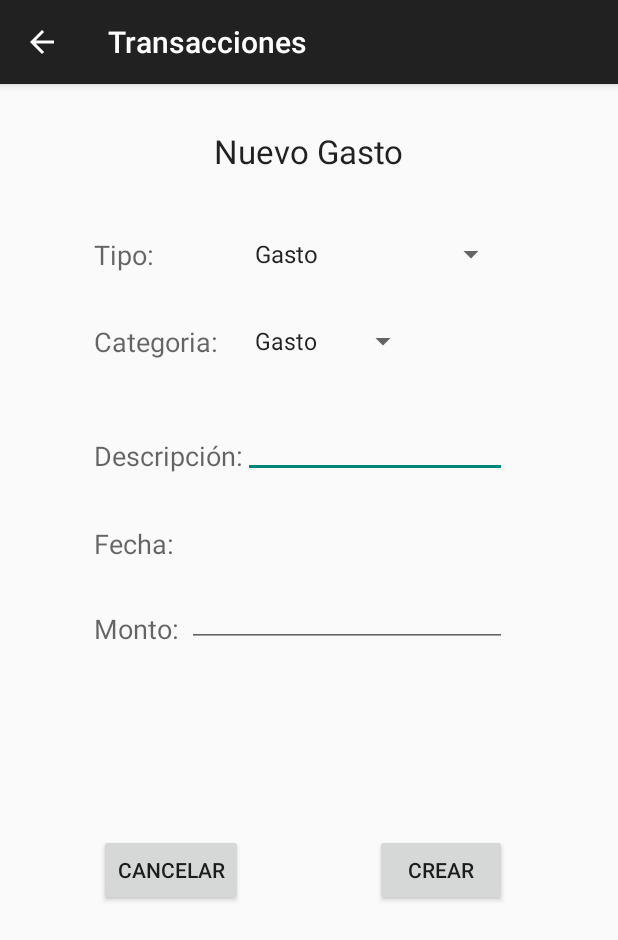
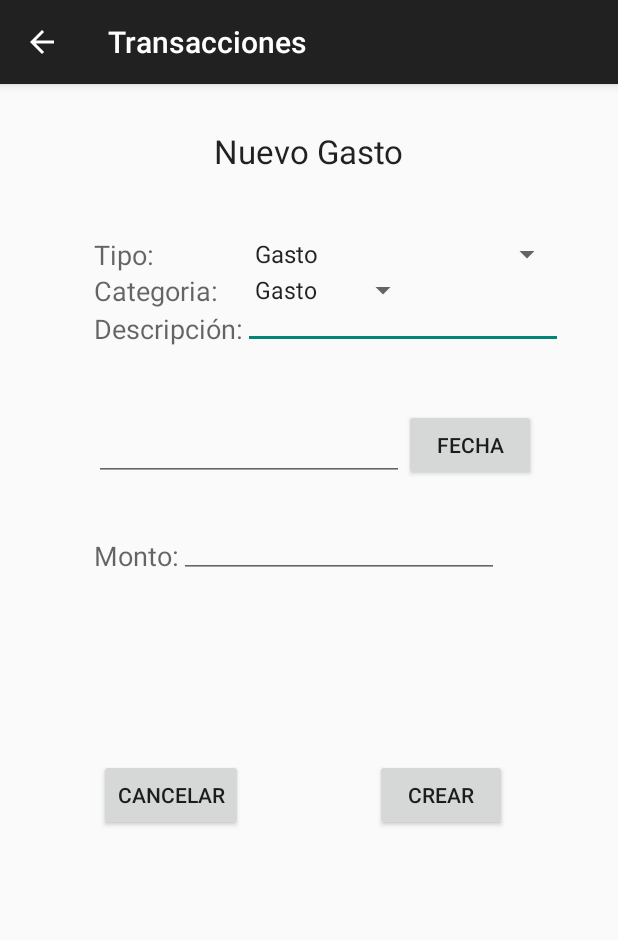
Before and after one commit to WilliamAvila/Money-Control, an Android app: the CreateGastoIngresoActivity screen opened directly, with no data from a screen before it, on a phone screen of 412 x 824 dp. Shown: the top 940 px of the screen. Run offline under Robolectric (Android 15) with nearby library versions, the phone set to English and light mode, and no system bars.

Commit message:
Date picker

```diff
--- a/app/src/main/java/com/example/william/moneycontrol/CreateGastoIngresoActivity.java
+++ b/app/src/main/java/com/example/william/moneycontrol/CreateGastoIngresoActivity.java
@@ -1,6 +1,10 @@
 package com.example.william.moneycontrol;
 
+import android.app.Activity;
+import android.app.DatePickerDialog;
+import android.app.TimePickerDialog;
 import android.content.ContentValues;
+import android.content.DialogInterface;
 import android.database.sqlite.SQLiteDatabase;
 import android.os.Bundle;
 import android.support.v7.app.ActionBar;
@@ -9,16 +13,19 @@ import android.view.MenuItem;
 import android.view.View;
 import android.widget.ArrayAdapter;
 import android.widget.Button;
+import android.widget.DatePicker;
 import android.widget.EditText;
 import android.widget.Spinner;
+import android.widget.TimePicker;
 import android.widget.Toast;
 
+import java.util.Calendar;
 import java.util.Date;
 
 /**
  * Created by Jimmy Banegas on 19/02/2015.
  */
-public class CreateGastoIngresoActivity extends ActionBarActivity {
+public class CreateGastoIngresoActivity extends ActionBarActivity implements View.OnClickListener {
     private EditText etDescripcion;
     String tipo;
     String categoria;
@@ -26,6 +33,12 @@ public class CreateGastoIngresoActivity extends ActionBarActivity {
     private EditText etMonto;
     Spinner spinner;
     Spinner spinnerCategoria;
+    Button btnCalendar, btnTimePicker;
+    private EditText ettxtDate;
+
+    // Variable for storing current date and time
+    private int mYear, mMonth, mDay, mHour, mMinute;
+
 
     ActionBar actionBar;
 
@@ -60,6 +73,10 @@ public class CreateGastoIngresoActivity extends ActionBarActivity {
         spinner.setAdapter(adapter);
         spinnerCategoria.setAdapter(adapter2);
         etDescripcion=(EditText)findViewById(R.id.descripcion_gasto);
+        ettxtDate=(EditText)findViewById(R.id.txtDate);
+        btnCalendar = (Button) findViewById(R.id.btnCalendar);
+
+        btnCalendar.setOnClickListener((View.OnClickListener) this);
 
         ActionBar actionBar = getSupportActionBar();
         actionBar.setDisplayHomeAsUpEnabled(true);
@@ -96,4 +113,33 @@ public class CreateGastoIngresoActivity extends ActionBarActivity {
         finish();
     }
 
+    @Override
+    public void onClick(View v) {
+
+        if (v == btnCalendar) {
+
+            // Process to get Current Date
+            final Calendar c = Calendar.getInstance();
+            mYear = c.get(Calendar.YEAR);
+            mMonth = c.get(Calendar.MONTH);
+            mDay = c.get(Calendar.DAY_OF_MONTH);
+
+            // Launch Date Picker Dialog
+            DatePickerDialog dpd = new DatePickerDialog(this,
+                    new DatePickerDialog.OnDateSetListener() {
+
+                        @Override
+                        public void onDateSet(DatePicker view, int year,
+                                              int monthOfYear, int dayOfMonth) {
+                            // Display Selected date in textbox
+                            ettxtDate.setText(dayOfMonth + "-"
+                                    + (monthOfYear + 1) + "-" + year);
+
+                        }
+                    }, mYear, mMonth, mDay);
+            dpd.show();
+        }
+
+    }
+
 }
--- a/app/src/main/res/layout/crear_gasto_ingreso.xml
+++ b/app/src/main/res/layout/crear_gasto_ingreso.xml
@@ -52,9 +52,10 @@
                 android:textAppearance="?android:attr/textAppearanceMedium"
                 android:text="Descripción:"
                 android:id="@+id/textViewDescription"
-                android:layout_alignTop="@+id/descripcion_gasto"
-                android:layout_toLeftOf="@+id/descripcion_gasto"
-                android:layout_toStartOf="@+id/descripcion_gasto" />
+                android:layout_alignBaseline="@+id/descripcion_gasto"
+                android:layout_alignBottom="@+id/descripcion_gasto"
+                android:layout_alignRight="@+id/buttonCancel"
+                android:layout_alignEnd="@+id/buttonCancel" />
 
             <EditText
                 android:layout_width="wrap_content"
@@ -64,11 +65,9 @@
                 android:id="@+id/descripcion_gasto"
                 android:padding="1dp"
                 android:gravity="center"
-                android:layout_marginTop="52dp"
                 android:layout_below="@+id/spinnerCategorias"
-                android:layout_toRightOf="@+id/buttonCancel"
-                android:layout_alignRight="@+id/monto"
-                android:layout_alignEnd="@+id/monto" />
+                android:layout_toRightOf="@+id/textViewDescription"
+                android:layout_toEndOf="@+id/textViewDescription" />
 
 
             <TextView
@@ -77,9 +76,10 @@
                 android:textAppearance="?android:attr/textAppearanceMedium"
                 android:text="Monto:"
                 android:id="@+id/textViewMonto"
-                android:layout_alignBottom="@+id/monto"
-                android:layout_alignLeft="@+id/textViewFecha"
-                android:layout_alignStart="@+id/textViewFecha" />
+                android:layout_marginTop="37dp"
+                android:layout_below="@+id/txtDate"
+                android:layout_alignLeft="@+id/txtDate"
+                android:layout_alignStart="@+id/txtDate" />
 
             <EditText
                 android:layout_width="wrap_content"
@@ -89,11 +89,53 @@
                 android:id="@+id/monto"
                 android:padding="1dp"
                 android:gravity="center"
-                android:layout_below="@+id/textViewFecha"
-                android:layout_alignRight="@+id/buttonCreate"
-                android:layout_alignEnd="@+id/buttonCreate"
-                android:layout_marginTop="29dp" />
+                android:layout_alignTop="@+id/textViewMonto"
+                android:layout_toRightOf="@+id/textViewMonto"
+                android:layout_toEndOf="@+id/textViewMonto" />
 
+            <TextView
+                android:layout_width="wrap_content"
+                android:layout_height="wrap_content"
+                android:textAppearance="?android:attr/textAppearanceMedium"
+                android:text="Categoria:"
+                android:id="@+id/textView4"
+                android:layout_below="@+id/spinnerTipo"
+                android:layout_alignLeft="@+id/textViewDescription"
+                android:layout_alignStart="@+id/textViewDescription" />
+
+            <Spinner
+                android:layout_width="wrap_content"
+                android:layout_height="wrap_content"
+                android:id="@+id/spinnerCategorias"
+                android:layout_alignTop="@+id/textView4"
+                android:layout_alignLeft="@+id/descripcion_gasto"
+                android:layout_alignStart="@+id/descripcion_gasto" />
+
+
+
+            <Button
+                android:layout_width="wrap_content"
+                android:layout_height="wrap_content"
+                android:text="Fecha"
+                android:id="@+id/btnCalendar"
+                android:layout_below="@+id/descripcion_gasto"
+                android:layout_toRightOf="@+id/textViewNewGasto"
+                android:layout_toEndOf="@+id/textViewNewGasto"
+                android:layout_marginTop="40dp" />
+
+            <EditText
+                android:layout_width="wrap_content"
+                android:layout_height="wrap_content"
+                android:inputType="textMultiLine"
+                android:ems="10"
+                android:id="@+id/txtDate"
+                android:padding="1dp"
+                android:gravity="center"
+                android:layout_alignBottom="@+id/btnCalendar"
+                android:layout_alignRight="@+id/textViewNewGasto"
+                android:layout_alignEnd="@+id/textViewNewGasto"
+                android:layout_alignLeft="@+id/textViewDescription"
+                android:layout_alignStart="@+id/textViewDescription" />
 
             <Button
                 style="?android:attr/buttonStyleSmall"
@@ -116,41 +158,10 @@
                 android:onClick="IngresarDatos"
                 android:layout_marginLeft="250dp"
                 android:layout_marginStart="250dp"
-                android:layout_marginBottom="500dp"
+                android:layout_marginBottom="450dp"
                 android:layout_alignParentBottom="true"
                 android:layout_alignParentLeft="true"
                 android:layout_alignParentStart="true" />
-
-            <TextView
-                android:layout_width="wrap_content"
-                android:layout_height="wrap_content"
-                android:textAppearance="?android:attr/textAppearanceMedium"
-                android:text="Categoria:"
-                android:id="@+id/textView4"
-                android:layout_marginTop="34dp"
-                android:layout_below="@+id/spinnerTipo"
-                android:layout_alignLeft="@+id/textViewDescription"
-                android:layout_alignStart="@+id/textViewDescription" />
-
-            <Spinner
-                android:layout_width="wrap_content"
-                android:layout_height="wrap_content"
-                android:id="@+id/spinnerCategorias"
-                android:layout_alignTop="@+id/textView4"
-                android:layout_alignLeft="@+id/descripcion_gasto"
-                android:layout_alignStart="@+id/descripcion_gasto" />
-
-            <TextView
-                android:layout_width="wrap_content"
-                android:layout_height="wrap_content"
-                android:textAppearance="?android:attr/textAppearanceMedium"
-                android:text="Fecha:"
-                android:id="@+id/textViewFecha"
-                android:layout_marginTop="31dp"
-                android:layout_below="@+id/descripcion_gasto"
-                android:layout_alignLeft="@+id/textViewDescription"
-                android:layout_alignStart="@+id/textViewDescription" />
-
 
         </RelativeLayout>
 
```
Also changed, not shown: app/build.gradle (+5 -4 lines), app/src/main/java/com/example/william/moneycontrol/DatePickerFragment.java (added, +38 -0 lines), app/src/main/java/com/example/william/moneycontrol/HomeFragment.java (line endings or trailing spaces), 2 other files.
